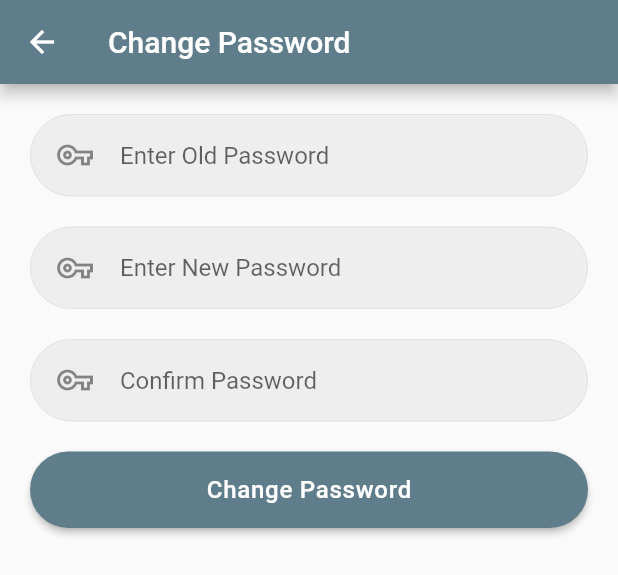
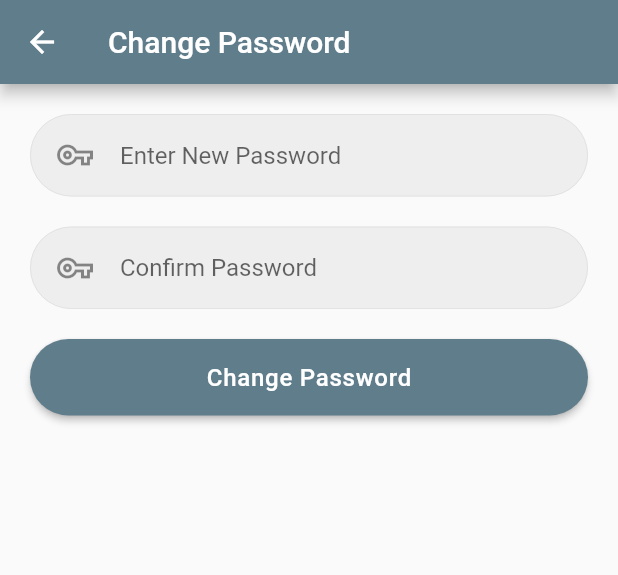
Before and after one commit to Rezuanul-Islam-Fahim/anonymous_chat, a Flutter app: the SettingButtons widget shown alone on an empty page, opened directly, after a tap on "Change Password", on a phone screen of 412 x 824 dp. Shown: the top 575 px of the screen. Run offline on Flutter 3.47's test engine with Material 2 defaults, Android fonts, the phone set to English and light mode, and no system bars; our stand-ins replace cloud_firestore, firebase_auth, firebase_core, firebase_database, shared_preferences; accounts and stored records are empty; network calls fail.

Commit message:
Add changing password feature

```diff
--- a/lib/components/setting_buttons.dart
+++ b/lib/components/setting_buttons.dart
@@ -10,14 +10,14 @@ class SettingButtons extends StatelessWidget {
   @override
   Widget build(BuildContext context) {
     return InkWell(
-      splashColor: Colors.grey[350],
+      splashColor: Colors.grey[300],
       onTap: handler,
       child: Container(
         padding: EdgeInsets.symmetric(horizontal: 25, vertical: 15),
         child: Row(
           children: <Widget>[
             Icon(icon, size: 25, color: Colors.grey[700]),
-            SizedBox(width: 10),
+            SizedBox(width: 15),
             Text(
               label,
               style: TextStyle(
--- a/lib/screens/change_password.dart
+++ b/lib/screens/change_password.dart
@@ -1,10 +1,40 @@
+import 'dart:async';
+
 import 'package:flutter/material.dart';
 import 'package:firebase_auth/firebase_auth.dart';
+import 'package:shared_preferences/shared_preferences.dart';
 
 import '../global.dart';
 import '../components/login_register_button.dart';
+import 'chat.dart';
 
 class ChangePasswordScreen extends StatelessWidget {
+  final TextEditingController _passwordController = TextEditingController();
+  final TextEditingController _confirmPassController = TextEditingController();
+
+  Future<void> _changePassword(BuildContext context) async {
+    SharedPreferences _prefs = await SharedPreferences.getInstance();
+
+    FirebaseAuth _auth = FirebaseAuth.instance;
+    UserCredential _user = await _auth.signInWithEmailAndPassword(
+      email: _prefs.getString('userEmail'),
+      password: _prefs.getString('userPassword'),
+    );
+
+    if (_passwordController.text == _confirmPassController.text) {
+      _user.user.updatePassword(_passwordController.text);
+
+      Navigator.of(context).pushAndRemoveUntil(
+        MaterialPageRoute(builder: (_) => ChatScreen(_user)),
+        (Route<dynamic> route) => false,
+      );
+
+      await _prefs.setString('userPassword', _passwordController.text);
+    } else {
+      print('not match');
+    }
+  }
+
   @override
   Widget build(BuildContext context) {
     return Scaffold(
@@ -18,16 +48,11 @@ class ChangePasswordScreen extends StatelessWidget {
           children: <Widget>[
             TextField(
               decoration: inputField(
-                'Enter Old Password',
-                Icon(Icons.vpn_key_outlined),
-              ),
-            ),
-            SizedBox(height: 20),
-            TextField(
-              decoration: inputField(
                 'Enter New Password',
                 Icon(Icons.vpn_key_outlined),
               ),
+              controller: _passwordController,
+              obscureText: true,
             ),
             SizedBox(height: 20),
             TextField(
@@ -35,13 +60,14 @@ class ChangePasswordScreen extends StatelessWidget {
                 'Confirm Password',
                 Icon(Icons.vpn_key_outlined),
               ),
+              controller: _confirmPassController,
+              obscureText: true,
             ),
             SizedBox(height: 20),
-            LoginRegisterButton('Change Password', () {
-              final _auth = FirebaseAuth.instance;
-              final User _user = _auth.currentUser;
-              print(_user.email);
-            }),
+            LoginRegisterButton(
+              'Change Password',
+              () => _changePassword(context),
+            ),
           ],
         ),
       ),
--- a/lib/screens/login.dart
+++ b/lib/screens/login.dart
@@ -77,7 +77,7 @@ class LoginScreen extends StatelessWidget {
             TextField(
               decoration: inputField(
                 'Enter your Password',
-                Icon(Icons.lock_outlined),
+                Icon(Icons.vpn_key_outlined),
               ),
               controller: _passwordController,
               obscureText: true,
--- a/lib/screens/register.dart
+++ b/lib/screens/register.dart
@@ -92,7 +92,7 @@ class RegisterScreen extends StatelessWidget {
                 TextField(
                   decoration: inputField(
                     'Password',
-                    Icon(Icons.lock_outlined),
+                    Icon(Icons.vpn_key_outlined),
                   ),
                   controller: _passwordController,
                   obscureText: true,
```
